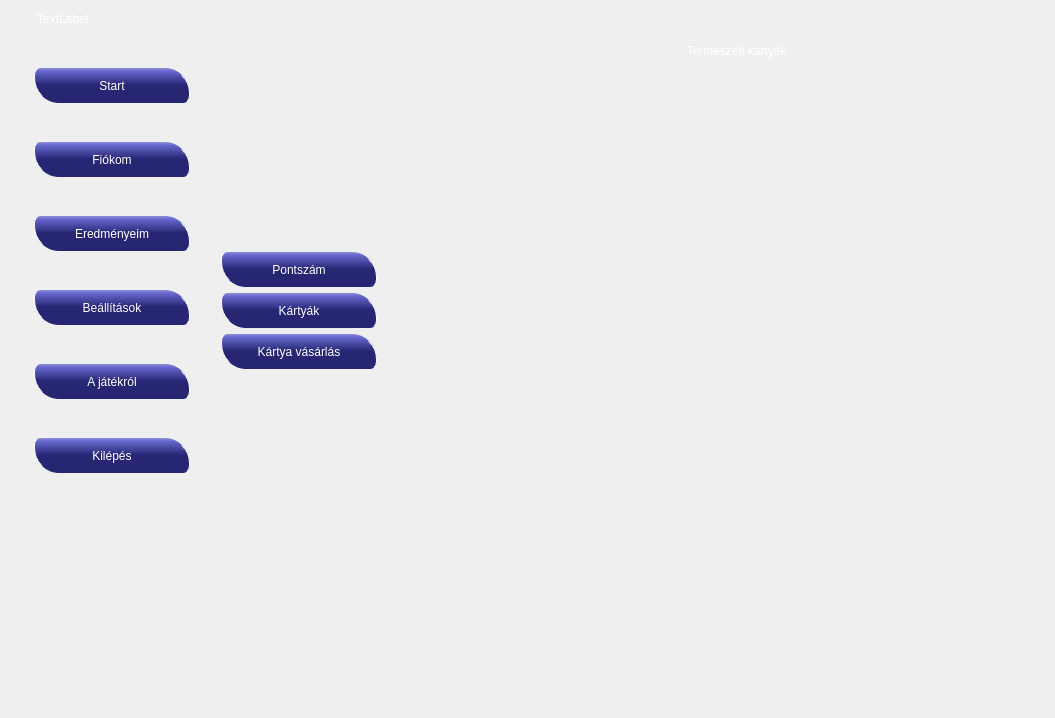
This is qtserver/jatekfelulet.ui in p-anna9603/fancy_nev as Qt 5 draws it before an edit. The edited form follows.
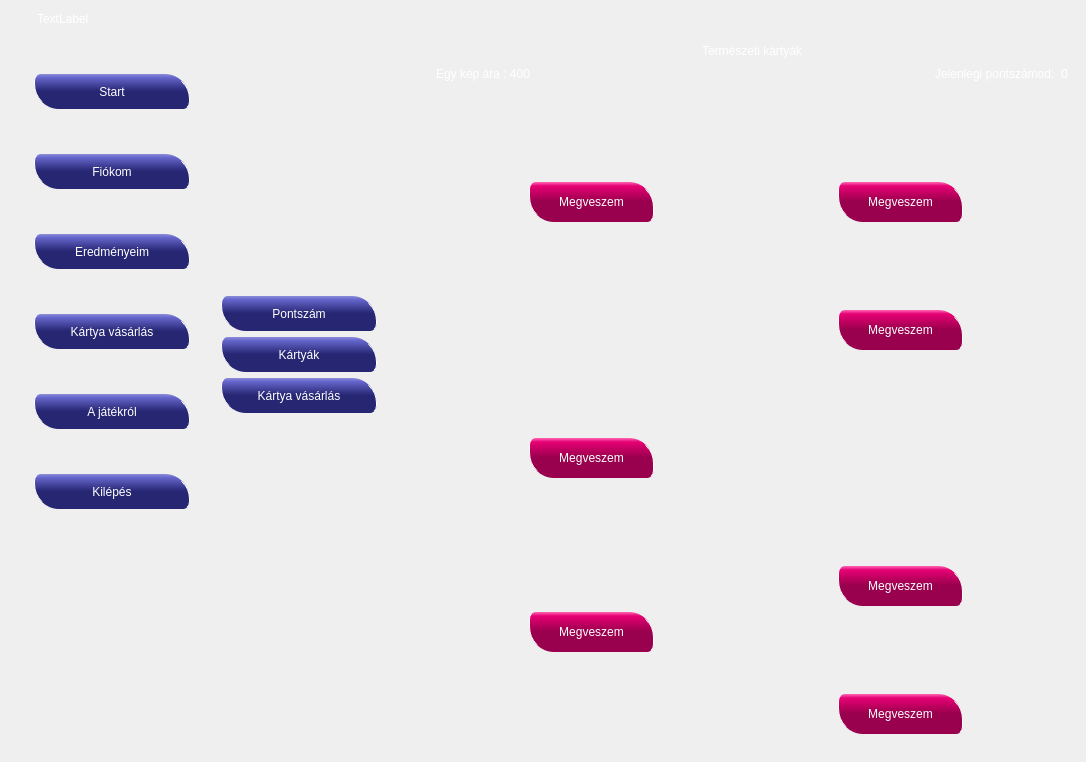
This is the edited form. The open tabs and pages were chosen to show the change. Icons and pictures are not drawn. Custom widgets are drawn as their Qt base class.

What changed in the file:
```diff
--- a/qtserver/jatekfelulet.ui
+++ b/qtserver/jatekfelulet.ui
@@ -6,8 +6,8 @@
    <rect>
     <x>0</x>
     <y>0</y>
-    <width>1055</width>
-    <height>718</height>
+    <width>1086</width>
+    <height>762</height>
    </rect>
   </property>
   <property name="minimumSize">
@@ -244,7 +244,7 @@
                </size>
               </property>
               <property name="text">
-               <string>Beállítások</string>
+               <string>Kártya vásárlás</string>
               </property>
              </widget>
             </item>
@@ -895,18 +895,72 @@
             <widget class="QWidget" name="TermeszetKartya">
              <layout class="QGridLayout" name="gridLayout_6">
               <item row="0" column="0">
-               <widget class="QLabel" name="label_9">
-                <property name="styleSheet">
-                 <string notr="true">font: bold 16pt &quot;MS Shell Dlg 2&quot;;
+               <layout class="QVBoxLayout" name="verticalLayout_17">
+                <item>
+                 <widget class="QLabel" name="label_9">
+                  <property name="styleSheet">
+                   <string notr="true">font: bold 16pt &quot;MS Shell Dlg 2&quot;;
 color: rgb(255, 255, 255);</string>
-                </property>
-                <property name="text">
-                 <string>Természeti kártyák</string>
-                </property>
-                <property name="alignment">
-                 <set>Qt::AlignCenter</set>
-                </property>
-               </widget>
+                  </property>
+                  <property name="text">
+                   <string>Természeti kártyák</string>
+                  </property>
+                  <property name="alignment">
+                   <set>Qt::AlignCenter</set>
+                  </property>
+                 </widget>
+                </item>
+                <item>
+                 <layout class="QHBoxLayout" name="horizontalLayout_14">
+                  <item>
+                   <widget class="QLabel" name="label_25">
+                    <property name="styleSheet">
+                     <string notr="true">color: rgb(255, 255, 255);
+font: 12pt &quot;MS Shell Dlg 2&quot;;</string>
+                    </property>
+                    <property name="text">
+                     <string>Egy kép ára : 400</string>
+                    </property>
+                   </widget>
+                  </item>
+                  <item>
+                   <spacer name="horizontalSpacer_12">
+                    <property name="orientation">
+                     <enum>Qt::Horizontal</enum>
+                    </property>
+                    <property name="sizeHint" stdset="0">
+                     <size>
+                      <width>40</width>
+                      <height>20</height>
+                     </size>
+                    </property>
+                   </spacer>
+                  </item>
+                  <item>
+                   <widget class="QLabel" name="label_24">
+                    <property name="styleSheet">
+                     <string notr="true">color: rgb(255, 255, 255);
+font: 12pt &quot;MS Shell Dlg 2&quot;;</string>
+                    </property>
+                    <property name="text">
+                     <string>Jelenlegi pontszámod:</string>
+                    </property>
+                   </widget>
+                  </item>
+                  <item>
+                   <widget class="QLabel" name="pontszam">
+                    <property name="styleSheet">
+                     <string notr="true">color: rgb(255, 255, 255);
+font: 12pt &quot;MS Shell Dlg 2&quot;;</string>
+                    </property>
+                    <property name="text">
+                     <string>0</string>
+                    </property>
+                   </widget>
+                  </item>
+                 </layout>
+                </item>
+               </layout>
               </item>
               <item row="1" column="0">
                <widget class="QScrollArea" name="scrollArea">
@@ -918,166 +972,609 @@
                   <rect>
                    <x>0</x>
                    <y>0</y>
-                   <width>615</width>
-                   <height>793</height>
+                   <width>603</width>
+                   <height>876</height>
                   </rect>
                  </property>
                  <layout class="QGridLayout" name="gridLayout_5">
-                  <item row="4" column="2">
-                   <widget class="QLabel" name="label_12">
-                    <property name="toolTip">
-                     <string>&lt;html&gt;&lt;head/&gt;&lt;body&gt;&lt;p&gt;&lt;img src=&quot;:/resource/img/Termeszeti/t2.jpg&quot;/&gt;&lt;/p&gt;&lt;/body&gt;&lt;/html&gt;</string>
-                    </property>
-                    <property name="text">
-                     <string/>
-                    </property>
-                    <property name="pixmap">
-                     <pixmap resource="resource.qrc">:/resource/img/Termeszeti/Kicsiben/t2.jpg</pixmap>
-                    </property>
-                    <property name="scaledContents">
-                     <bool>true</bool>
-                    </property>
-                   </widget>
-                  </item>
-                  <item row="4" column="0">
-                   <widget class="QLabel" name="label_15">
-                    <property name="toolTip">
-                     <string>&lt;html&gt;&lt;head/&gt;&lt;body&gt;&lt;p&gt;&lt;img src=&quot;:/resource/img/Termeszeti/háttér2.jpg&quot;/&gt;&lt;/p&gt;&lt;/body&gt;&lt;/html&gt;</string>
-                    </property>
-                    <property name="text">
-                     <string/>
-                    </property>
-                    <property name="pixmap">
-                     <pixmap resource="resource.qrc">:/resource/img/Termeszeti/Kicsiben/háttér2.jpg</pixmap>
-                    </property>
-                    <property name="scaledContents">
-                     <bool>true</bool>
-                    </property>
-                   </widget>
-                  </item>
-                  <item row="1" column="0">
-                   <widget class="clickableLabel" name="term1">
-                    <property name="mouseTracking">
-                     <bool>true</bool>
-                    </property>
-                    <property name="toolTip">
-                     <string>&lt;html&gt;&lt;head/&gt;&lt;body&gt;&lt;p&gt;&lt;img src=&quot;:/resource/img/Termeszeti/t3.jpg&quot;/&gt;&lt;/p&gt;&lt;/body&gt;&lt;/html&gt;</string>
-                    </property>
-                    <property name="frameShape">
-                     <enum>QFrame::StyledPanel</enum>
-                    </property>
-                    <property name="text">
-                     <string/>
-                    </property>
-                    <property name="pixmap">
-                     <pixmap resource="resource.qrc">:/resource/img/Termeszeti/Kicsiben/t3.jpg</pixmap>
-                    </property>
-                    <property name="scaledContents">
-                     <bool>true</bool>
-                    </property>
-                   </widget>
-                  </item>
-                  <item row="2" column="1">
-                   <spacer name="horizontalSpacer_4">
-                    <property name="orientation">
-                     <enum>Qt::Horizontal</enum>
-                    </property>
-                    <property name="sizeType">
-                     <enum>QSizePolicy::Fixed</enum>
-                    </property>
-                    <property name="sizeHint" stdset="0">
-                     <size>
-                      <width>30</width>
-                      <height>20</height>
-                     </size>
-                    </property>
-                   </spacer>
-                  </item>
-                  <item row="2" column="0" rowspan="2">
-                   <widget class="QLabel" name="label_11">
-                    <property name="maximumSize">
-                     <size>
-                      <width>16777215</width>
-                      <height>259</height>
-                     </size>
-                    </property>
-                    <property name="toolTip">
-                     <string>&lt;html&gt;&lt;head/&gt;&lt;body&gt;&lt;p&gt;&lt;img src=&quot;:/resource/img/Termeszeti/háttér3.jpg&quot;/&gt;&lt;/p&gt;&lt;/body&gt;&lt;/html&gt;</string>
-                    </property>
-                    <property name="text">
-                     <string/>
-                    </property>
-                    <property name="pixmap">
-                     <pixmap resource="resource.qrc">:/resource/img/Termeszeti/Kicsiben/háttér3.jpg</pixmap>
-                    </property>
-                    <property name="scaledContents">
-                     <bool>true</bool>
-                    </property>
-                   </widget>
-                  </item>
-                  <item row="3" column="2">
-                   <widget class="QLabel" name="label_10">
-                    <property name="toolTip">
-                     <string>&lt;html&gt;&lt;head/&gt;&lt;body&gt;&lt;p&gt;&lt;img src=&quot;:/resource/img/Termeszeti/t1.jpg&quot;/&gt;&lt;/p&gt;&lt;/body&gt;&lt;/html&gt;</string>
-                    </property>
-                    <property name="text">
-                     <string/>
-                    </property>
-                    <property name="pixmap">
-                     <pixmap resource="resource.qrc">:/resource/img/Termeszeti/Kicsiben/t1.jpg</pixmap>
-                    </property>
-                    <property name="scaledContents">
-                     <bool>true</bool>
-                    </property>
-                   </widget>
-                  </item>
-                  <item row="1" column="2" rowspan="2">
-                   <widget class="QLabel" name="term2">
-                    <property name="toolTip">
-                     <string>&lt;html&gt;&lt;head/&gt;&lt;body&gt;&lt;p&gt;&lt;img src=&quot;:/resource/img/Termeszeti/háttér4.jpg&quot;/&gt;&lt;/p&gt;&lt;/body&gt;&lt;/html&gt;</string>
-                    </property>
-                    <property name="text">
-                     <string/>
-                    </property>
-                    <property name="pixmap">
-                     <pixmap resource="resource.qrc">:/resource/img/Termeszeti/Kicsiben/háttér4.jpg</pixmap>
-                    </property>
-                    <property name="scaledContents">
-                     <bool>true</bool>
-                    </property>
-                   </widget>
-                  </item>
-                  <item row="5" column="0">
-                   <widget class="QLabel" name="label_19">
-                    <property name="toolTip">
-                     <string>&lt;html&gt;&lt;head/&gt;&lt;body&gt;&lt;p&gt;&lt;img src=&quot;:/resource/img/Termeszeti/t5.jpg&quot;/&gt;&lt;/p&gt;&lt;/body&gt;&lt;/html&gt;</string>
-                    </property>
-                    <property name="text">
-                     <string/>
-                    </property>
-                    <property name="pixmap">
-                     <pixmap resource="resource.qrc">:/resource/img/Termeszeti/Kicsiben/t5.jpg</pixmap>
-                    </property>
-                    <property name="scaledContents">
-                     <bool>true</bool>
-                    </property>
-                   </widget>
-                  </item>
                   <item row="0" column="0">
-                   <spacer name="verticalSpacer_9">
-                    <property name="orientation">
-                     <enum>Qt::Vertical</enum>
-                    </property>
-                    <property name="sizeType">
-                     <enum>QSizePolicy::Fixed</enum>
-                    </property>
-                    <property name="sizeHint" stdset="0">
-                     <size>
-                      <width>10</width>
-                      <height>10</height>
-                     </size>
-                    </property>
-                   </spacer>
+                   <layout class="QVBoxLayout" name="verticalLayout_15">
+                    <item>
+                     <widget class="clickableLabel" name="term1">
+                      <property name="mouseTracking">
+                       <bool>true</bool>
+                      </property>
+                      <property name="toolTip">
+                       <string>&lt;html&gt;&lt;head/&gt;&lt;body&gt;&lt;p&gt;&lt;img src=&quot;:/resource/img/Termeszeti/t3.jpg&quot;/&gt;&lt;/p&gt;&lt;/body&gt;&lt;/html&gt;</string>
+                      </property>
+                      <property name="frameShape">
+                       <enum>QFrame::StyledPanel</enum>
+                      </property>
+                      <property name="text">
+                       <string/>
+                      </property>
+                      <property name="pixmap">
+                       <pixmap resource="resource.qrc">:/resource/img/Termeszeti/Kicsiben/t3.jpg</pixmap>
+                      </property>
+                      <property name="scaledContents">
+                       <bool>true</bool>
+                      </property>
+                     </widget>
+                    </item>
+                    <item>
+                     <layout class="QHBoxLayout" name="horizontalLayout_13">
+                      <item>
+                       <widget class="QLabel" name="label_38">
+                        <property name="styleSheet">
+                         <string notr="true">color: rgb(0,0,0,0);</string>
+                        </property>
+                        <property name="text">
+                         <string>TextLabel</string>
+                        </property>
+                       </widget>
+                      </item>
+                      <item>
+                       <widget class="QPushButton" name="buttonKep1">
+                        <property name="minimumSize">
+                         <size>
+                          <width>150</width>
+                          <height>40</height>
+                         </size>
+                        </property>
+                        <property name="styleSheet">
+                         <string notr="true">QPushButton {
+color: white;
+font: bold 13pt &quot;MS Shell Dlg 2&quot;;
+background-color: QLinearGradient( x1: 0, y1: 0, x2: 0, y2: 1, stop: 0 #ff66b3, stop: 0.1 #e60073,  stop: 0.49 #99004d );
+selection-background-color: blue;
+border-left: 1px solid white;
+border-right: 1px solid white;
+border-radius: 7;
+border-bottom-left-radius: 25px;
+border-top-right-radius: 25px;
+
+/*ccc*/
+}</string>
+                        </property>
+                        <property name="text">
+                         <string>Megveszem</string>
+                        </property>
+                       </widget>
+                      </item>
+                      <item>
+                       <spacer name="horizontalSpacer_18">
+                        <property name="orientation">
+                         <enum>Qt::Horizontal</enum>
+                        </property>
+                        <property name="sizeHint" stdset="0">
+                         <size>
+                          <width>40</width>
+                          <height>20</height>
+                         </size>
+                        </property>
+                       </spacer>
+                      </item>
+                     </layout>
+                    </item>
+                   </layout>
+                  </item>
+                  <item row="0" column="1">
+                   <layout class="QVBoxLayout" name="verticalLayout_14">
+                    <item>
+                     <widget class="QLabel" name="term2">
+                      <property name="toolTip">
+                       <string>&lt;html&gt;&lt;head/&gt;&lt;body&gt;&lt;p&gt;&lt;img src=&quot;:/resource/img/Termeszeti/háttér4.jpg&quot;/&gt;&lt;/p&gt;&lt;/body&gt;&lt;/html&gt;</string>
+                      </property>
+                      <property name="text">
+                       <string/>
+                      </property>
+                      <property name="pixmap">
+                       <pixmap resource="resource.qrc">:/resource/img/Termeszeti/Kicsiben/háttér4.jpg</pixmap>
+                      </property>
+                      <property name="scaledContents">
+                       <bool>true</bool>
+                      </property>
+                     </widget>
+                    </item>
+                    <item>
+                     <layout class="QHBoxLayout" name="horizontalLayout_12">
+                      <item>
+                       <widget class="QLabel" name="label_37">
+                        <property name="styleSheet">
+                         <string notr="true">color: rgb(0,0,0,0);</string>
+                        </property>
+                        <property name="text">
+                         <string>TextLabel</string>
+                        </property>
+                       </widget>
+                      </item>
+                      <item>
+                       <widget class="QPushButton" name="buttonKep2">
+                        <property name="minimumSize">
+                         <size>
+                          <width>150</width>
+                          <height>40</height>
+                         </size>
+                        </property>
+                        <property name="styleSheet">
+                         <string notr="true">QPushButton {
+color: white;
+font: bold 13pt &quot;MS Shell Dlg 2&quot;;
+background-color: QLinearGradient( x1: 0, y1: 0, x2: 0, y2: 1, stop: 0 #ff66b3, stop: 0.1 #e60073,  stop: 0.49 #99004d );
+selection-background-color: blue;
+border-left: 1px solid white;
+border-right: 1px solid white;
+border-radius: 7;
+border-bottom-left-radius: 25px;
+border-top-right-radius: 25px;
+
+/*ccc*/
+}</string>
+                        </property>
+                        <property name="text">
+                         <string>Megveszem</string>
+                        </property>
+                       </widget>
+                      </item>
+                      <item>
+                       <spacer name="horizontalSpacer_17">
+                        <property name="orientation">
+                         <enum>Qt::Horizontal</enum>
+                        </property>
+                        <property name="sizeType">
+                         <enum>QSizePolicy::Expanding</enum>
+                        </property>
+                        <property name="sizeHint" stdset="0">
+                         <size>
+                          <width>40</width>
+                          <height>20</height>
+                         </size>
+                        </property>
+                       </spacer>
+                      </item>
+                     </layout>
+                    </item>
+                   </layout>
+                  </item>
+                  <item row="1" column="0" rowspan="2">
+                   <layout class="QVBoxLayout" name="verticalLayout_12">
+                    <item>
+                     <layout class="QHBoxLayout" name="horizontalLayout_3">
+                      <item>
+                       <widget class="QLabel" name="label_26">
+                        <property name="styleSheet">
+                         <string notr="true">color: rgb(0,0,0,0);</string>
+                        </property>
+                        <property name="text">
+                         <string>TextLabel</string>
+                        </property>
+                       </widget>
+                      </item>
+                      <item>
+                       <widget class="QLabel" name="term3">
+                        <property name="maximumSize">
+                         <size>
+                          <width>16777215</width>
+                          <height>259</height>
+                         </size>
+                        </property>
+                        <property name="toolTip">
+                         <string>&lt;html&gt;&lt;head/&gt;&lt;body&gt;&lt;p&gt;&lt;img src=&quot;:/resource/img/Termeszeti/háttér3.jpg&quot;/&gt;&lt;/p&gt;&lt;/body&gt;&lt;/html&gt;</string>
+                        </property>
+                        <property name="text">
+                         <string/>
+                        </property>
+                        <property name="pixmap">
+                         <pixmap resource="resource.qrc">:/resource/img/Termeszeti/Kicsiben/háttér3.jpg</pixmap>
+                        </property>
+                        <property name="scaledContents">
+                         <bool>true</bool>
+                        </property>
+                       </widget>
+                      </item>
+                      <item>
+                       <widget class="QLabel" name="label_27">
+                        <property name="styleSheet">
+                         <string notr="true">color: rgb(0,0,0,0);</string>
+                        </property>
+                        <property name="text">
+                         <string>TextLabel</string>
+                        </property>
+                       </widget>
+                      </item>
+                     </layout>
+                    </item>
+                    <item>
+                     <layout class="QHBoxLayout" name="horizontalLayout_10">
+                      <item>
+                       <widget class="QLabel" name="label_35">
+                        <property name="styleSheet">
+                         <string notr="true">color: rgb(0,0,0,0);</string>
+                        </property>
+                        <property name="text">
+                         <string>TextLabel</string>
+                        </property>
+                       </widget>
+                      </item>
+                      <item>
+                       <widget class="QPushButton" name="buttonKep3">
+                        <property name="minimumSize">
+                         <size>
+                          <width>150</width>
+                          <height>40</height>
+                         </size>
+                        </property>
+                        <property name="styleSheet">
+                         <string notr="true">QPushButton {
+color: white;
+font: bold 13pt &quot;MS Shell Dlg 2&quot;;
+background-color: QLinearGradient( x1: 0, y1: 0, x2: 0, y2: 1, stop: 0 #ff66b3, stop: 0.1 #e60073,  stop: 0.49 #99004d );
+selection-background-color: blue;
+border-left: 1px solid white;
+border-right: 1px solid white;
+border-radius: 7;
+border-bottom-left-radius: 25px;
+border-top-right-radius: 25px;
+
+/*ccc*/
+}</string>
+                        </property>
+                        <property name="text">
+                         <string>Megveszem</string>
+                        </property>
+                       </widget>
+                      </item>
+                      <item>
+                       <spacer name="horizontalSpacer_15">
+                        <property name="orientation">
+                         <enum>Qt::Horizontal</enum>
+                        </property>
+                        <property name="sizeHint" stdset="0">
+                         <size>
+                          <width>40</width>
+                          <height>20</height>
+                         </size>
+                        </property>
+                       </spacer>
+                      </item>
+                     </layout>
+                    </item>
+                   </layout>
+                  </item>
+                  <item row="1" column="1">
+                   <layout class="QVBoxLayout" name="verticalLayout_13">
+                    <item>
+                     <widget class="QLabel" name="term4">
+                      <property name="toolTip">
+                       <string>&lt;html&gt;&lt;head/&gt;&lt;body&gt;&lt;p&gt;&lt;img src=&quot;:/resource/img/Termeszeti/t1.jpg&quot;/&gt;&lt;/p&gt;&lt;/body&gt;&lt;/html&gt;</string>
+                      </property>
+                      <property name="text">
+                       <string/>
+                      </property>
+                      <property name="pixmap">
+                       <pixmap resource="resource.qrc">:/resource/img/Termeszeti/Kicsiben/t1.jpg</pixmap>
+                      </property>
+                      <property name="scaledContents">
+                       <bool>true</bool>
+                      </property>
+                     </widget>
+                    </item>
+                    <item>
+                     <layout class="QHBoxLayout" name="horizontalLayout_11">
+                      <item>
+                       <widget class="QLabel" name="label_36">
+                        <property name="styleSheet">
+                         <string notr="true">color: rgb(0,0,0,0);</string>
+                        </property>
+                        <property name="text">
+                         <string>TextLabel</string>
+                        </property>
+                       </widget>
+                      </item>
+                      <item>
+                       <widget class="QPushButton" name="buttonKep4">
+                        <property name="minimumSize">
+                         <size>
+                          <width>150</width>
+                          <height>40</height>
+                         </size>
+                        </property>
+                        <property name="styleSheet">
+                         <string notr="true">QPushButton {
+color: white;
+font: bold 13pt &quot;MS Shell Dlg 2&quot;;
+background-color: QLinearGradient( x1: 0, y1: 0, x2: 0, y2: 1, stop: 0 #ff66b3, stop: 0.1 #e60073,  stop: 0.49 #99004d );
+selection-background-color: blue;
+border-left: 1px solid white;
+border-right: 1px solid white;
+border-radius: 7;
+border-bottom-left-radius: 25px;
+border-top-right-radius: 25px;
+
+/*ccc*/
+}</string>
+                        </property>
+                        <property name="text">
+                         <string>Megveszem</string>
+                        </property>
+                       </widget>
+                      </item>
+                      <item>
+                       <spacer name="horizontalSpacer_16">
+                        <property name="orientation">
+                         <enum>Qt::Horizontal</enum>
+                        </property>
+                        <property name="sizeHint" stdset="0">
+                         <size>
+                          <width>40</width>
+                          <height>20</height>
+                         </size>
+                        </property>
+                       </spacer>
+                      </item>
+                     </layout>
+                    </item>
+                   </layout>
+                  </item>
+                  <item row="2" column="1" rowspan="2">
+                   <layout class="QVBoxLayout" name="verticalLayout_11">
+                    <item>
+                     <widget class="QLabel" name="term5">
+                      <property name="toolTip">
+                       <string>&lt;html&gt;&lt;head/&gt;&lt;body&gt;&lt;p&gt;&lt;img src=&quot;:/resource/img/Termeszeti/t2.jpg&quot;/&gt;&lt;/p&gt;&lt;/body&gt;&lt;/html&gt;</string>
+                      </property>
+                      <property name="text">
+                       <string/>
+                      </property>
+                      <property name="pixmap">
+                       <pixmap resource="resource.qrc">:/resource/img/Termeszeti/Kicsiben/t2.jpg</pixmap>
+                      </property>
+                      <property name="scaledContents">
+                       <bool>true</bool>
+                      </property>
+                     </widget>
+                    </item>
+                    <item>
+                     <layout class="QHBoxLayout" name="horizontalLayout_9">
+                      <item>
+                       <widget class="QLabel" name="label_32">
+                        <property name="styleSheet">
+                         <string notr="true">color: rgb(0,0,0,0);</string>
+                        </property>
+                        <property name="text">
+                         <string>TextLabel</string>
+                        </property>
+                       </widget>
+                      </item>
+                      <item>
+                       <widget class="QPushButton" name="buttonKep5">
+                        <property name="minimumSize">
+                         <size>
+                          <width>150</width>
+                          <height>40</height>
+                         </size>
+                        </property>
+                        <property name="styleSheet">
+                         <string notr="true">QPushButton {
+color: white;
+font: bold 13pt &quot;MS Shell Dlg 2&quot;;
+background-color: QLinearGradient( x1: 0, y1: 0, x2: 0, y2: 1, stop: 0 #ff66b3, stop: 0.1 #e60073,  stop: 0.49 #99004d );
+selection-background-color: blue;
+border-left: 1px solid white;
+border-right: 1px solid white;
+border-radius: 7;
+border-bottom-left-radius: 25px;
+border-top-right-radius: 25px;
+
+/*ccc*/
+}</string>
+                        </property>
+                        <property name="text">
+                         <string>Megveszem</string>
+                        </property>
+                       </widget>
+                      </item>
+                      <item>
+                       <spacer name="horizontalSpacer_14">
+                        <property name="orientation">
+                         <enum>Qt::Horizontal</enum>
+                        </property>
+                        <property name="sizeHint" stdset="0">
+                         <size>
+                          <width>40</width>
+                          <height>20</height>
+                         </size>
+                        </property>
+                       </spacer>
+                      </item>
+                     </layout>
+                    </item>
+                   </layout>
+                  </item>
+                  <item row="3" column="0" rowspan="2">
+                   <layout class="QVBoxLayout" name="verticalLayout_16">
+                    <item>
+                     <layout class="QVBoxLayout" name="verticalLayout_7">
+                      <item>
+                       <widget class="QLabel" name="label_28">
+                        <property name="text">
+                         <string/>
+                        </property>
+                       </widget>
+                      </item>
+                      <item>
+                       <widget class="QLabel" name="term6">
+                        <property name="toolTip">
+                         <string>&lt;html&gt;&lt;head/&gt;&lt;body&gt;&lt;p&gt;&lt;img src=&quot;:/resource/img/Termeszeti/háttér2.jpg&quot;/&gt;&lt;/p&gt;&lt;/body&gt;&lt;/html&gt;</string>
+                        </property>
+                        <property name="text">
+                         <string/>
+                        </property>
+                        <property name="pixmap">
+                         <pixmap resource="resource.qrc">:/resource/img/Termeszeti/Kicsiben/háttér2.jpg</pixmap>
+                        </property>
+                        <property name="scaledContents">
+                         <bool>true</bool>
+                        </property>
+                       </widget>
+                      </item>
+                      <item>
+                       <widget class="QLabel" name="label_29">
+                        <property name="text">
+                         <string/>
+                        </property>
+                       </widget>
+                      </item>
+                     </layout>
+                    </item>
+                    <item>
+                     <layout class="QVBoxLayout" name="verticalLayout_9">
+                      <item>
+                       <layout class="QHBoxLayout" name="horizontalLayout_4">
+                        <item>
+                         <widget class="QLabel" name="label_30">
+                          <property name="styleSheet">
+                           <string notr="true">color: rgb(0,0,0,0);</string>
+                          </property>
+                          <property name="text">
+                           <string>TextLabel</string>
+                          </property>
+                         </widget>
+                        </item>
+                        <item>
+                         <widget class="QPushButton" name="buttonKep6">
+                          <property name="minimumSize">
+                           <size>
+                            <width>150</width>
+                            <height>40</height>
+                           </size>
+                          </property>
+                          <property name="maximumSize">
+                           <size>
+                            <width>200</width>
+                            <height>16777215</height>
+                           </size>
+                          </property>
+                          <property name="styleSheet">
+                           <string notr="true">QPushButton {
+color: white;
+font: bold 13pt &quot;MS Shell Dlg 2&quot;;
+background-color: QLinearGradient( x1: 0, y1: 0, x2: 0, y2: 1, stop: 0 #ff66b3, stop: 0.1 #e60073,  stop: 0.49 #99004d );
+selection-background-color: blue;
+border-left: 1px solid white;
+border-right: 1px solid white;
+border-radius: 7;
+border-bottom-left-radius: 25px;
+border-top-right-radius: 25px;
+
+/*ccc*/
+}</string>
+                          </property>
+                          <property name="text">
+                           <string>Megveszem</string>
+                          </property>
+                         </widget>
+                        </item>
+                        <item>
+                         <spacer name="horizontalSpacer_4">
+                          <property name="orientation">
+                           <enum>Qt::Horizontal</enum>
+                          </property>
+                          <property name="sizeHint" stdset="0">
+                           <size>
+                            <width>40</width>
+                            <height>20</height>
+                           </size>
+                          </property>
+                         </spacer>
+                        </item>
+                       </layout>
+                      </item>
+                      <item>
+                       <widget class="QLabel" name="label_39">
+                        <property name="text">
+                         <string/>
+                        </property>
+                       </widget>
+                      </item>
+                     </layout>
+                    </item>
+                   </layout>
+                  </item>
+                  <item row="4" column="1">
+                   <layout class="QVBoxLayout" name="verticalLayout_10">
+                    <item>
+                     <widget class="QLabel" name="term7">
+                      <property name="toolTip">
+                       <string>&lt;html&gt;&lt;head/&gt;&lt;body&gt;&lt;p&gt;&lt;img src=&quot;:/resource/img/Termeszeti/t5.jpg&quot;/&gt;&lt;/p&gt;&lt;/body&gt;&lt;/html&gt;</string>
+                      </property>
+                      <property name="text">
+                       <string/>
+                      </property>
+                      <property name="pixmap">
+                       <pixmap resource="resource.qrc">:/resource/img/Termeszeti/Kicsiben/t5.jpg</pixmap>
+                      </property>
+                      <property name="scaledContents">
+                       <bool>true</bool>
+                      </property>
+                     </widget>
+                    </item>
+                    <item>
+                     <layout class="QHBoxLayout" name="horizontalLayout_7">
+                      <item>
+                       <widget class="QLabel" name="label_31">
+                        <property name="styleSheet">
+                         <string notr="true">color: rgb(0,0,0,0);</string>
+                        </property>
+                        <property name="text">
+                         <string>TextLabel</string>
+                        </property>
+                       </widget>
+                      </item>
+                      <item>
+                       <widget class="QPushButton" name="buttonKep7">
+                        <property name="minimumSize">
+                         <size>
+                          <width>150</width>
+                          <height>40</height>
+                         </size>
+                        </property>
+                        <property name="styleSheet">
+                         <string notr="true">QPushButton {
+color: white;
+font: bold 13pt &quot;MS Shell Dlg 2&quot;;
+background-color: QLinearGradient( x1: 0, y1: 0, x2: 0, y2: 1, stop: 0 #ff66b3, stop: 0.1 #e60073,  stop: 0.49 #99004d );
+selection-background-color: blue;
+border-left: 1px solid white;
+border-right: 1px solid white;
+border-radius: 7;
+border-bottom-left-radius: 25px;
+border-top-right-radius: 25px;
+
+/*ccc*/
+}</string>
+                        </property>
+                        <property name="text">
+                         <string>Megveszem</string>
+                        </property>
+                       </widget>
+                      </item>
+                      <item>
+                       <spacer name="horizontalSpacer_13">
+                        <property name="orientation">
+                         <enum>Qt::Horizontal</enum>
+                        </property>
+                        <property name="sizeHint" stdset="0">
+                         <size>
+                          <width>40</width>
+                          <height>20</height>
+                         </size>
+                        </property>
+                       </spacer>
+                      </item>
+                     </layout>
+                    </item>
+                   </layout>
                   </item>
                  </layout>
                 </widget>
```
Left out of the diff: 611 changed lines with no effect on the pictures.
